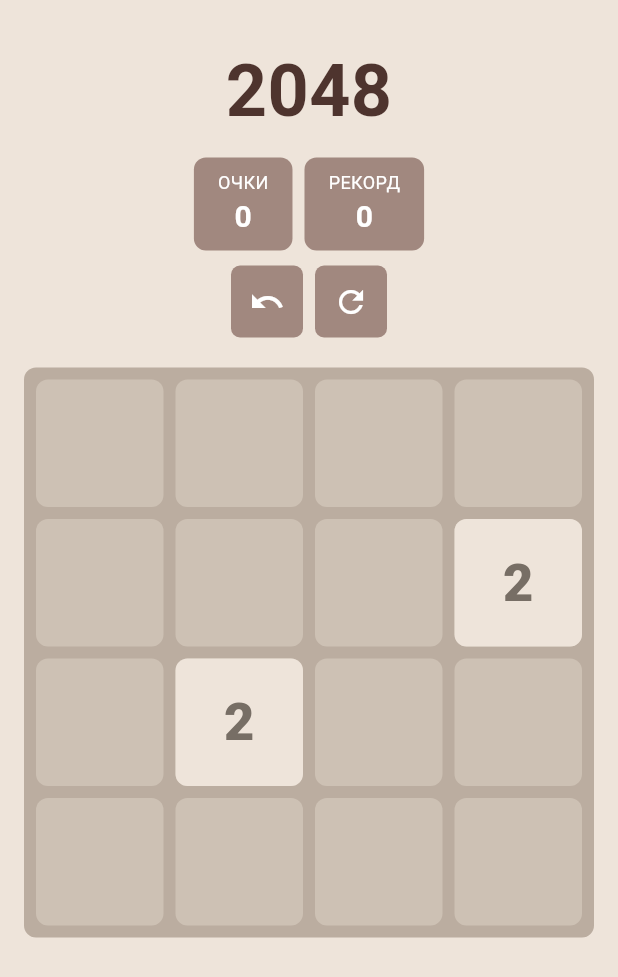
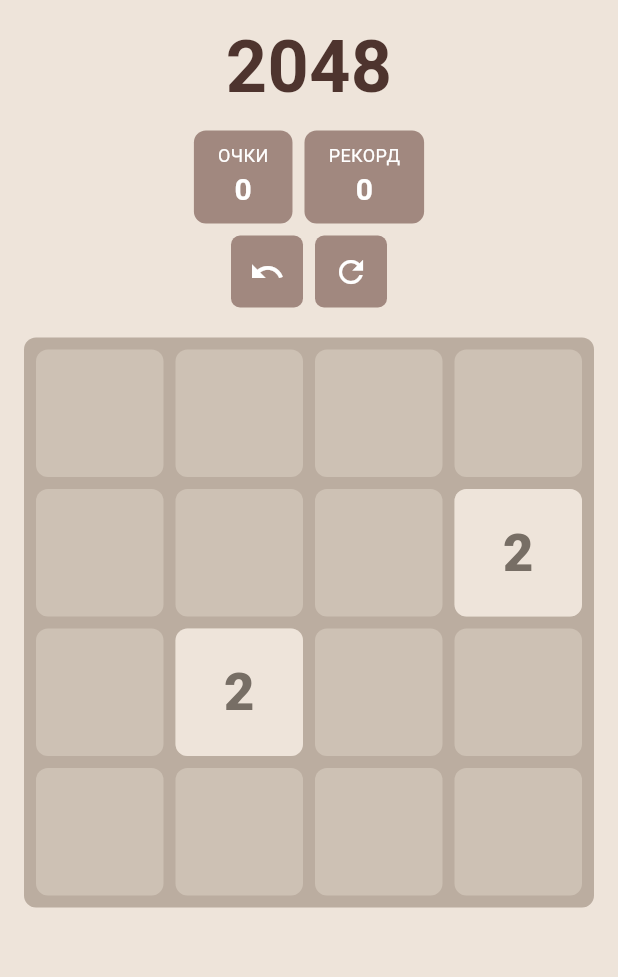
Before and after one commit to Omiromir/Puzzle-2048, a Flutter app: the GamePage screen opened directly, on a phone screen of 412 x 824 dp. Shown: the top 977 px of the screen. Run offline on Flutter 3.47's test engine with Material 3 defaults, Android fonts, the phone set to English and light mode, and no system bars; our stand-ins replace cloud_firestore, firebase_auth, firebase_core, shared_preferences; accounts and stored records are empty; generated files the repository leaves out were written again.

Commit message:
с Богом

```diff
--- a/lib/game_page.dart
+++ b/lib/game_page.dart
@@ -15,8 +15,9 @@ class GameState {
   GameState(List<List<Tile>> previousGrid, this.swipe)
       : _previousGrid = previousGrid;
 
-  List<List<Tile>> get previousGrid =>
-      _previousGrid.map((row) => row.map((tile) => tile.copy()).toList()).toList();
+  List<List<Tile>> get previousGrid => _previousGrid
+      .map((row) => row.map((tile) => tile.copy()).toList())
+      .toList();
 }
 
 class GamePage extends StatefulWidget {
@@ -26,11 +27,13 @@ class GamePage extends StatefulWidget {
   State<GamePage> createState() => _GamePageState();
 }
 
-class _GamePageState extends State<GamePage> with SingleTickerProviderStateMixin {
+class _GamePageState extends State<GamePage>
+    with SingleTickerProviderStateMixin {
   late AnimationController controller;
   bool _isAnimating = false;
 
-  List<List<Tile>> grid = List.generate(4, (y) => List.generate(4, (x) => Tile(x, y, 0)));
+  List<List<Tile>> grid =
+      List.generate(4, (y) => List.generate(4, (x) => Tile(x, y, 0)));
   List<GameState> gameStates = [];
   List<Tile> toAdd = [];
 
@@ -39,12 +42,14 @@ class _GamePageState extends State<GamePage> with SingleTickerProviderStateMixin
 
   Iterable<Tile> get gridTiles => grid.expand((e) => e);
   Iterable<Tile> get allTiles => [gridTiles, toAdd].expand((e) => e);
-  List<List<Tile>> get gridCols => List.generate(4, (x) => List.generate(4, (y) => grid[y][x]));
+  List<List<Tile>> get gridCols =>
+      List.generate(4, (x) => List.generate(4, (y) => grid[y][x]));
 
   @override
   void initState() {
     super.initState();
-    controller = AnimationController(duration: const Duration(milliseconds: 200), vsync: this);
+    controller = AnimationController(
+        duration: const Duration(milliseconds: 200), vsync: this);
     controller.addStatusListener((status) {
       if (status == AnimationStatus.completed) {
         setState(() {
@@ -101,10 +106,18 @@ class _GamePageState extends State<GamePage> with SingleTickerProviderStateMixin
 
     bool Function() mergeFn;
     switch (direction) {
-      case SwipeDirection.up: mergeFn = _mergeUp; break;
-      case SwipeDirection.down: mergeFn = _mergeDown; break;
-      case SwipeDirection.left: mergeFn = _mergeLeft; break;
-      case SwipeDirection.right: mergeFn = _mergeRight; break;
+      case SwipeDirection.up:
+        mergeFn = _mergeUp;
+        break;
+      case SwipeDirection.down:
+        mergeFn = _mergeDown;
+        break;
+      case SwipeDirection.left:
+        mergeFn = _mergeLeft;
+        break;
+      case SwipeDirection.right:
+        mergeFn = _mergeRight;
+        break;
     }
 
     List<List<Tile>> gridBeforeSwipe =
@@ -259,8 +272,13 @@ class _GamePageState extends State<GamePage> with SingleTickerProviderStateMixin
       ),
       child: Column(
         children: [
-          Text(label.toUpperCase(), style: const TextStyle(fontSize: 12, color: Colors.white)),
-          Text('$value', style: const TextStyle(fontSize: 20, fontWeight: FontWeight.bold, color: Colors.white)),
+          Text(label.toUpperCase(),
+              style: const TextStyle(fontSize: 12, color: Colors.white)),
+          Text('$value',
+              style: const TextStyle(
+                  fontSize: 20,
+                  fontWeight: FontWeight.bold,
+                  color: Colors.white)),
         ],
       ),
     );
@@ -302,14 +320,52 @@ class _GamePageState extends State<GamePage> with SingleTickerProviderStateMixin
       body: SafeArea(
         child: LayoutBuilder(
           builder: (context, constraints) {
-            return SingleChildScrollView(
-              child: ConstrainedBox(
-                constraints: BoxConstraints(minHeight: constraints.maxHeight),
-                child: Padding(
-                  padding: EdgeInsets.all(padding),
+            final screenWidth = constraints.maxWidth;
+            final screenHeight = constraints.maxHeight;
+
+            const topPadding = 10.0;
+            const titleHeight = 60.0;
+            const scoresHeight = 60.0;
+            const buttonsHeight = 60.0;
+            const spacing = 60.0; // for spacing between rows
+            const totalReservedHeight = topPadding + titleHeight + scoresHeight + buttonsHeight + spacing;
+
+            final availableHeightForGrid = screenHeight - totalReservedHeight;
+
+            final gridSize = screenWidth < availableHeightForGrid
+                ? screenWidth - 32 // padding
+                : availableHeightForGrid;
+
+            final tileSize = (gridSize - 8) / 4; // 8 = total border padding
+
+            List<Widget> stackItems = [
+              ...gridTiles.map((t) => TileWidget(
+                    x: tileSize * t.x,
+                    y: tileSize * t.y,
+                    containerSize: tileSize,
+                    size: tileSize - 8,
+                    color: lightBrown,
+                  )),
+              ...allTiles.map((tile) => AnimatedBuilder(
+                    animation: controller,
+                    builder: (context, child) => tile.animatedValue.value == 0
+                        ? const SizedBox()
+                        : TileWidget(
+                            x: tileSize * tile.animatedX.value,
+                            y: tileSize * tile.animatedY.value,
+                            containerSize: tileSize,
+                            size: (tileSize - 8) * tile.size.value,
+                            color: numTileColor[tile.animatedValue.value] ?? tan,
+                            child: Center(child: TileNumber(tile.animatedValue.value)),
+                          ),
+                  )),
+            ];
+
+            return Center(
               child: Column(
+                mainAxisAlignment: MainAxisAlignment.start,
                 children: [
-                      const SizedBox(height: 10),
+                  const SizedBox(height: topPadding),
                   Text(
                     "2048",
                     style: TextStyle(
@@ -318,7 +374,7 @@ class _GamePageState extends State<GamePage> with SingleTickerProviderStateMixin
                       color: Colors.brown[800],
                     ),
                   ),
-                      const SizedBox(height: 10),
+                  const SizedBox(height: 8),
                   Row(
                     mainAxisAlignment: MainAxisAlignment.center,
                     children: [
@@ -326,7 +382,7 @@ class _GamePageState extends State<GamePage> with SingleTickerProviderStateMixin
                       _buildScoreBox(t.bestLabel, bestScore),
                     ],
                   ),
-                      const SizedBox(height: 10),
+                  const SizedBox(height: 8),
                   Row(
                     mainAxisAlignment: MainAxisAlignment.center,
                     children: [
@@ -344,7 +400,7 @@ class _GamePageState extends State<GamePage> with SingleTickerProviderStateMixin
                     child: Container(
                       height: gridSize,
                       width: gridSize,
-                          padding: EdgeInsets.all(border),
+                      padding: const EdgeInsets.all(4),
                       decoration: BoxDecoration(
                         borderRadius: BorderRadius.circular(cornerRadius),
                         color: darkBrown,
@@ -353,8 +409,6 @@ class _GamePageState extends State<GamePage> with SingleTickerProviderStateMixin
                     ),
                   ),
                 ],
-                  ),
-                ),
               ),
             );
           },
```
Lines whose indentation alone changed are shown as unchanged.
